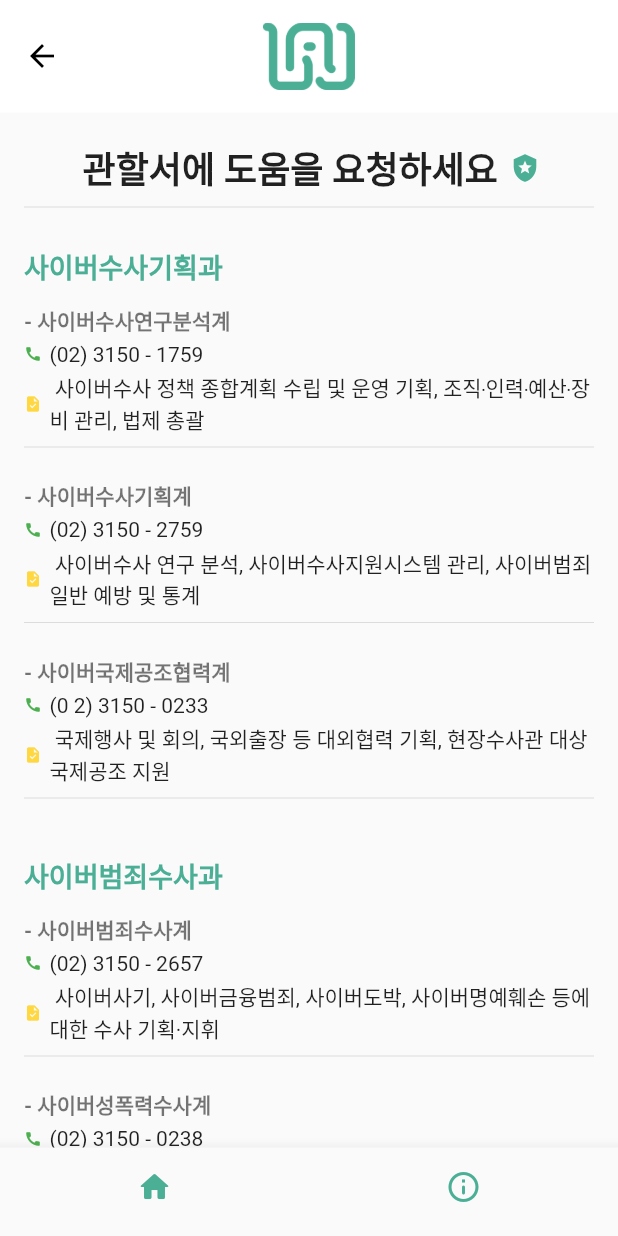
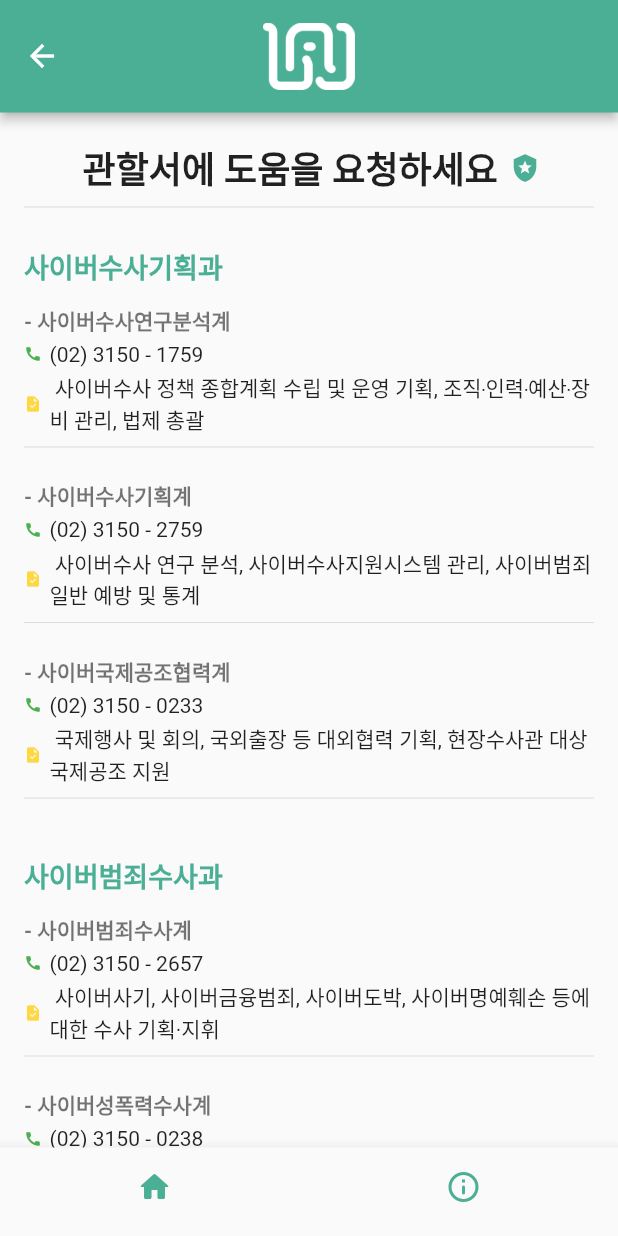
Before and after one commit to Team-URL/WAURL_Flutter, a Flutter app: the JurisdictionInfoPage screen opened directly, on a phone screen of 412 x 824 dp. Run offline on Flutter 3.47's test engine with Material 2 defaults, Android fonts, the light colour scheme and no system bars.

Commit message:
Design : 디자인 변경

```diff
--- a/lib/jurisdictionInfoPage.dart
+++ b/lib/jurisdictionInfoPage.dart
@@ -48,7 +48,7 @@ class JurisdictionInfoPage extends StatelessWidget {
                     [
                       '(02) 3150 - 1759',
                       '(02) 3150 - 2759',
-                      '(0 2) 3150 - 0233',
+                      '(02) 3150 - 0233',
                     ],
                     [
                       ' 사이버수사 정책 종합계획 수립 및 운영 기획, 조직‧인력‧예산‧장비 관리, 법제 총괄',
--- a/lib/mainAppBar.dart
+++ b/lib/mainAppBar.dart
@@ -29,7 +29,7 @@ class MainAppBar extends StatelessWidget implements PreferredSizeWidget {
       return Container(
         margin: const EdgeInsets.all(10),
         child: Image.asset(
-          'assets/images/logo.png',
+          'assets/images/logo2.png',
           alignment: Alignment.center,
           height: 45,
         ),
@@ -39,8 +39,8 @@ class MainAppBar extends StatelessWidget implements PreferredSizeWidget {
         title!,
         textAlign: TextAlign.center,
         style: const TextStyle(
-          color: Colors.black,
-          fontSize: 22,
+          color: Colors.white,
+          fontSize: 23,
           fontWeight: FontWeight.w800,
         ),
       );
@@ -57,9 +57,9 @@ class MainAppBar extends StatelessWidget implements PreferredSizeWidget {
       crossAxisAlignment: CrossAxisAlignment.center,
       children: [
         AppBar(
-          elevation: 0.0,
-          backgroundColor: Colors.white,
-          foregroundColor: Colors.black,
+          elevation: 3.0,
+          backgroundColor: Color(0xff4baf96),
+          foregroundColor: Colors.white,
           leading: _backButton(this.context),
           centerTitle: true,
           title: _title(),
--- a/lib/resultPage.dart
+++ b/lib/resultPage.dart
@@ -52,7 +52,7 @@ class ResultPage extends StatefulWidget {
       imogeAddress: 'assets/images/imoge_safe.png',
       resultInfo: '안전한 사이트로\n등록되어 안전해요',
       additionalInfo: '안심하고 이 사이트로 떠나도 돼요',
-      backgroundColor: Color(0xff8EFFBB),
+      backgroundColor: Color(0xffccfcde),
       directionText: '위험한 사이트를 미리 확인해봐요',
       directionButtonText: '피싱 차트',
     ),
@@ -60,14 +60,14 @@ class ResultPage extends StatefulWidget {
       imogeAddress: 'assets/images/imoge_warnning.png',
       resultInfo: '피싱으로 확인된\n위험한 사이트에요',
       additionalInfo: '클릭 전에 위험을 확인해서 다행이에요',
-      backgroundColor: Color(0xffFDF28E),
+      backgroundColor: Color(0xfffcf4c1),
       directionText: '피해를 입었다면 이곳에서 신고해요',
       directionButtonText: '신고처 정보',
     ),
     Status( // 알 수 없음.
       imogeAddress: 'assets/images/imoge_unknown.png',
       additionalInfo: '안전을 확인할 수 없으니 클릭에 주의하세요!',
-      backgroundColor: Color(0xffe8e8e8),
+      backgroundColor: Color(0xffecebeb),
       directionText: '피싱사이트로 의심되면 신고해요',
       directionButtonText: '이 사이트 신고',
     ),
```
Also changed, not shown: assets/images/logo2.png (added).
